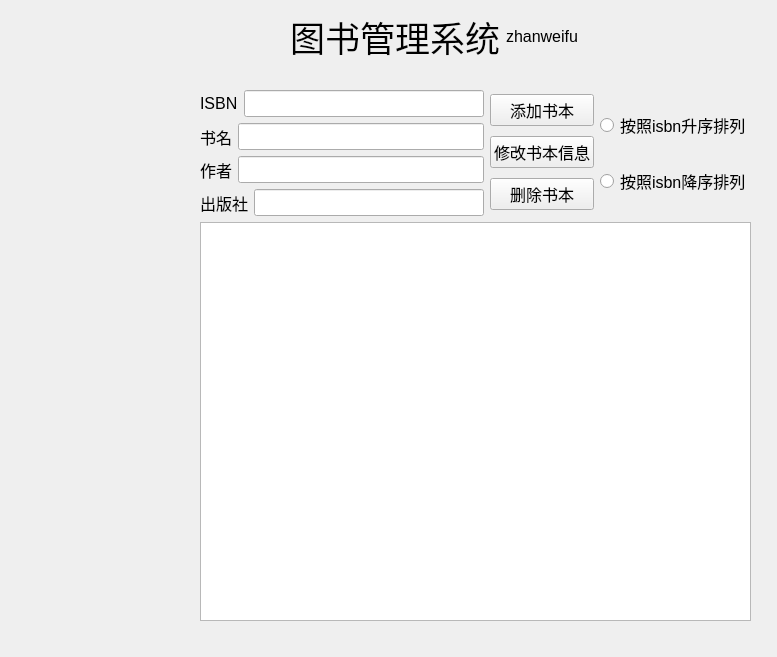
The window that administrator.ui (summerwunder/LibraryManagement) describes before a commit, drawn with Qt 5.
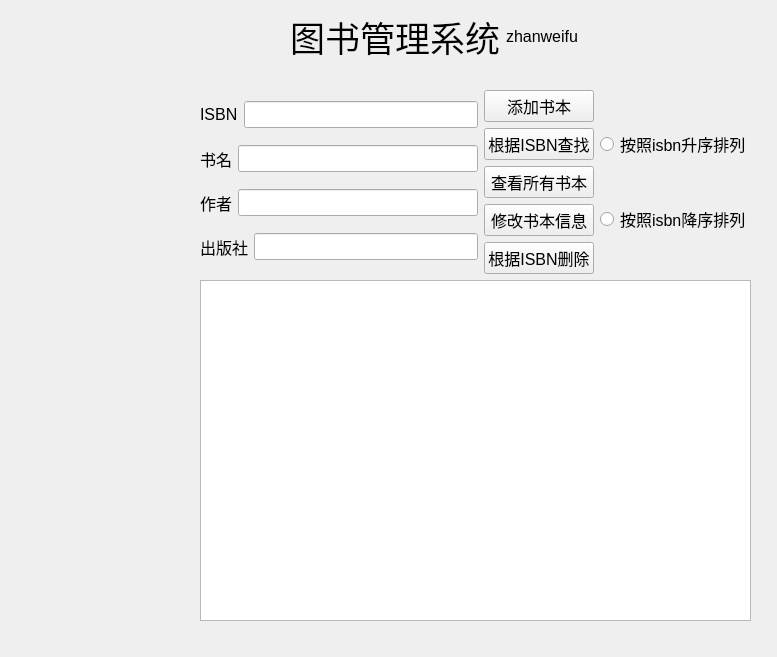
The same window after the commit. The open tabs and pages were chosen to show the change. Custom widgets are drawn as their Qt base class.

Commit message: 实现了管理员对于图书和log的部分操作（查找、排序）

```diff
--- a/administrator.ui
+++ b/administrator.ui
@@ -170,7 +170,31 @@
            </widget>
           </item>
           <item>
-           <widget class="QPushButton" name="pushButton_2">
+           <widget class="QPushButton" name="queryBookButton">
+            <property name="font">
+             <font>
+              <pointsize>12</pointsize>
+             </font>
+            </property>
+            <property name="text">
+             <string>根据ISBN查找</string>
+            </property>
+           </widget>
+          </item>
+          <item>
+           <widget class="QPushButton" name="queryAllBookButton">
+            <property name="font">
+             <font>
+              <pointsize>12</pointsize>
+             </font>
+            </property>
+            <property name="text">
+             <string>查看所有书本</string>
+            </property>
+           </widget>
+          </item>
+          <item>
+           <widget class="QPushButton" name="updateBookButton">
             <property name="font">
              <font>
               <pointsize>12</pointsize>
@@ -189,7 +213,7 @@
              </font>
             </property>
             <property name="text">
-             <string>删除书本</string>
+             <string>根据ISBN删除</string>
             </property>
            </widget>
           </item>
```
Left out of the diff: 24 changed lines with no effect on the pictures. The commit also changes 3 other files.
